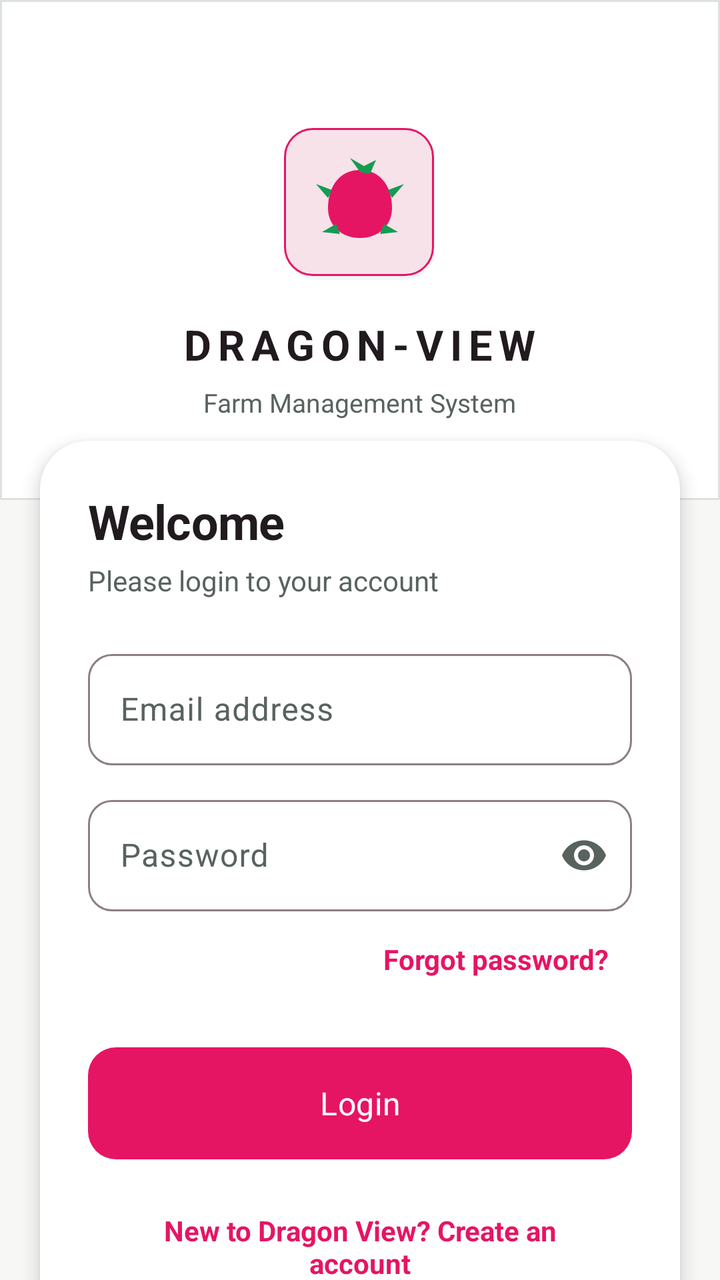
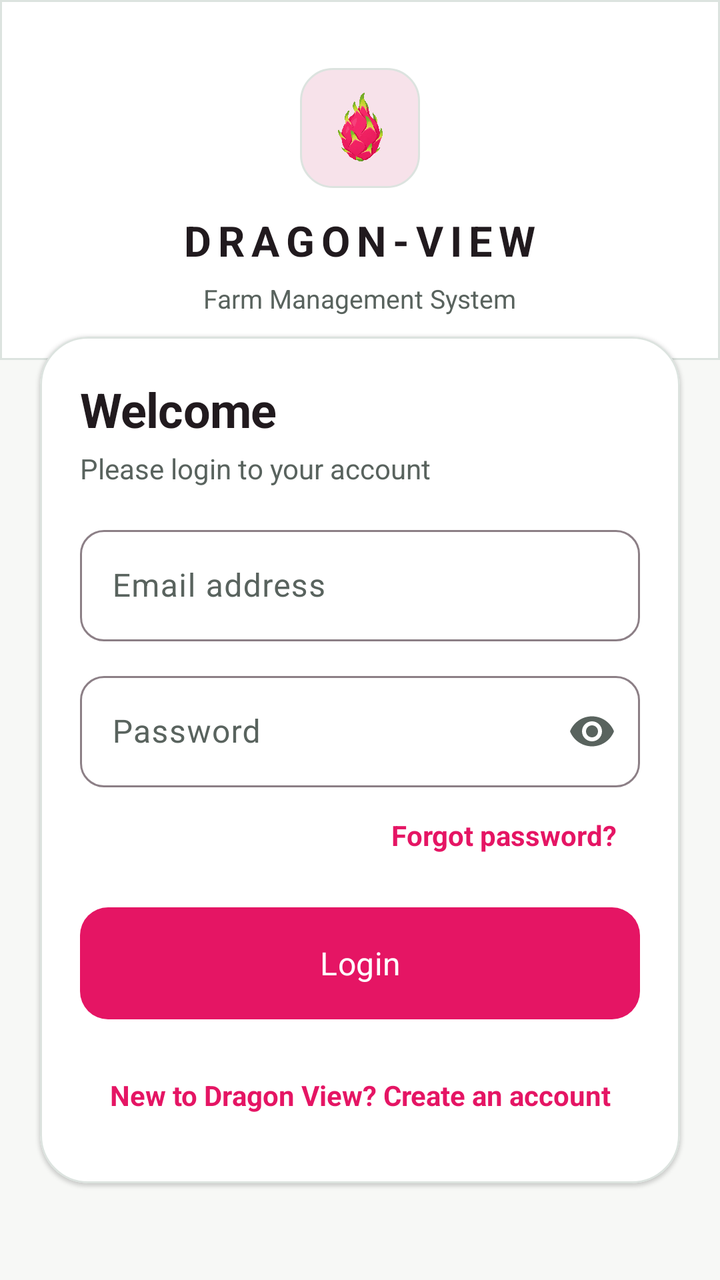

The first picture is an Android layout as it rendered before a commit; the second is the same layout after the commit. The layout source and the unified diff follow.
<!-- AndroidManifest.xml: application theme Theme.DragonView -->
<!-- res/layout/activity_login.xml -->
<?xml version="1.0" encoding="utf-8"?>
<androidx.core.widget.NestedScrollView
    xmlns:android="http://schemas.android.com/apk/res/android"
    xmlns:app="http://schemas.android.com/apk/res-auto"
    android:layout_width="match_parent"
    android:layout_height="match_parent"
    android:background="@color/dragon_surface"
    android:fillViewport="true">

    <LinearLayout
        android:layout_width="match_parent"
        android:layout_height="wrap_content"
        android:gravity="center_horizontal"
        android:orientation="vertical"
        android:paddingBottom="32dp">

        <LinearLayout
            android:layout_width="match_parent"
            android:layout_height="250dp"
            android:background="@drawable/dragon_gradient"
            android:gravity="center"
            android:orientation="vertical"
            android:paddingTop="24dp">

            <ImageView
                android:layout_width="76dp"
                android:layout_height="76dp"
                android:background="@drawable/soft_pink_panel"
                android:contentDescription="@string/app_name"
                android:padding="14dp"
                android:src="@drawable/ic_dragon_fruit" />

            <TextView
                android:layout_width="wrap_content"
                android:layout_height="wrap_content"
                android:layout_marginTop="18dp"
                android:fontFamily="sans-serif-medium"
                android:letterSpacing="0.16"
                android:text="DRAGON-VIEW"
                android:textColor="@color/ink"
                android:textSize="21sp"
                android:textStyle="bold" />

            <TextView
                android:layout_width="wrap_content"
                android:layout_height="wrap_content"
                android:layout_marginTop="6dp"
                android:text="Farm Management System"
                android:textColor="@color/muted_ink"
                android:textSize="13sp" />
        </LinearLayout>

        <com.google.android.material.card.MaterialCardView
            android:layout_width="match_parent"
            android:layout_height="wrap_content"
            android:layout_marginStart="20dp"
            android:layout_marginTop="-30dp"
            android:layout_marginEnd="20dp"
            app:cardBackgroundColor="@color/neo_surface_high"
            app:cardCornerRadius="24dp"
            app:cardElevation="5dp"
            app:strokeWidth="0dp">

            <LinearLayout
                android:layout_width="match_parent"
                android:layout_height="wrap_content"
                android:orientation="vertical"
                android:padding="24dp">

                <TextView
                    android:layout_width="wrap_content"
                    android:layout_height="wrap_content"
                    android:text="@string/login_title"
                    android:textAppearance="@style/TextAppearance.DragonView.HeadlineSmall"
                    android:textStyle="bold" />

                <TextView
                    android:layout_width="wrap_content"
                    android:layout_height="wrap_content"
                    android:layout_marginTop="4dp"
                    android:layout_marginBottom="22dp"
                    android:text="@string/login_subtitle"
                    android:textColor="@color/dragon_text_soft"
                    android:textSize="14sp" />

                <com.google.android.material.textfield.TextInputLayout
                    android:id="@+id/displayNameLayout"
                    style="@style/Widget.DragonView.TextInputLayout"
                    android:layout_width="match_parent"
                    android:layout_height="wrap_content"
                    android:hint="@string/full_name"
                    android:visibility="gone">
                    <com.google.android.material.textfield.TextInputEditText
                        android:id="@+id/displayNameInput"
                        android:layout_width="match_parent"
                        android:layout_height="wrap_content"
                        android:inputType="textPersonName"
                        android:maxLength="120"
                        android:maxLines="1" />
                </com.google.android.material.textfield.TextInputLayout>

                <com.google.android.material.textfield.TextInputLayout
                    android:id="@+id/emailLayout"
                    style="@style/Widget.DragonView.TextInputLayout"
                    android:layout_width="match_parent"
                    android:layout_height="wrap_content"
                    android:hint="@string/email">
                    <com.google.android.material.textfield.TextInputEditText
                        android:id="@+id/emailInput"
                        android:layout_width="match_parent"
                        android:layout_height="wrap_content"
                        android:inputType="textEmailAddress"
                        android:maxLines="1" />
                </com.google.android.material.textfield.TextInputLayout>

                <com.google.android.material.textfield.TextInputLayout
                    android:id="@+id/passwordLayout"
                    style="@style/Widget.DragonView.TextInputLayout"
                    android:layout_width="match_parent"
                    android:layout_height="wrap_content"
                    android:layout_marginTop="12dp"
                    android:hint="@string/password"
                    app:endIconMode="password_toggle">
                    <com.google.android.material.textfield.TextInputEditText
                        android:id="@+id/passwordInput"
                        android:layout_width="match_parent"
                        android:layout_height="wrap_content"
                        android:inputType="textPassword"
                        android:maxLines="1" />
                </com.google.android.material.textfield.TextInputLayout>

                <com.google.android.material.textfield.TextInputLayout
                    android:id="@+id/confirmPasswordLayout"
                    style="@style/Widget.DragonView.TextInputLayout"
                    android:layout_width="match_parent"
                    android:layout_height="wrap_content"
                    android:layout_marginTop="12dp"
                    android:hint="@string/confirm_password"
                    android:visibility="gone"
                    app:endIconMode="password_toggle">
                    <com.google.android.material.textfield.TextInputEditText
                        android:id="@+id/confirmPasswordInput"
                        android:layout_width="match_parent"
                        android:layout_height="wrap_content"
                        android:inputType="textPassword"
                        android:maxLines="1" />
                </com.google.android.material.textfield.TextInputLayout>

                <TextView
                    android:id="@+id/errorText"
                    android:layout_width="match_parent"
                    android:layout_height="wrap_content"
                    android:layout_marginTop="12dp"
                    android:textColor="@color/dragon_error"
                    android:visibility="gone" />

                <TextView
                    android:id="@+id/forgotPasswordButton"
                    android:layout_width="match_parent"
                    android:layout_height="wrap_content"
                    android:gravity="end|center_vertical"
                    android:minHeight="48dp"
                    android:padding="12dp"
                    android:text="@string/forgot_password"
                    android:textColor="@color/dragon_magenta"
                    android:textStyle="bold" />

                <com.google.android.material.button.MaterialButton
                    android:id="@+id/signInButton"
                    style="@style/Widget.DragonView.Button"
                    android:layout_width="match_parent"
                    android:layout_height="56dp"
                    android:layout_marginTop="20dp"
                    android:text="@string/sign_in"
                    android:textSize="16sp"
                    app:cornerRadius="14dp" />

                <TextView
                    android:id="@+id/modeSwitch"
                    android:layout_width="match_parent"
                    android:layout_height="wrap_content"
                    android:layout_marginTop="14dp"
                    android:gravity="center"
                    android:minHeight="48dp"
                    android:padding="12dp"
                    android:text="@string/new_account_prompt"
                    android:textColor="@color/dragon_magenta"
                    android:textStyle="bold" />

                <ProgressBar
                    android:id="@+id/progress"
                    android:layout_width="32dp"
                    android:layout_height="32dp"
                    android:layout_gravity="center_horizontal"
                    android:layout_marginTop="12dp"
                    android:visibility="gone" />
            </LinearLayout>
        </com.google.android.material.card.MaterialCardView>
    </LinearLayout>
</androidx.core.widget.NestedScrollView>
<!-- resources referenced by this layout -->
<resources>
  <color name="dragon_error">#B3261E</color>
  <color name="dragon_magenta">#E51564</color>
  <color name="dragon_surface">@color/warm_ivory</color>
  <color name="dragon_text_soft">@color/muted_ink</color>
  <color name="ink">#211A1E</color>
  <color name="muted_ink">#59635E</color>
  <color name="neo_surface_high">#FFFFFF</color>
  <!-- drawable ic_dragon_fruit (drawable) -->
  <vector xmlns:android="http://schemas.android.com/apk/res/android"
      android:width="48dp"
      android:height="48dp"
      android:viewportWidth="48"
      android:viewportHeight="48">
      <path
          android:fillColor="@color/dragon_magenta"
          android:pathData="M24,7C14,7 8,15 8,26c0,9 7,15 16,15s16,-6 16,-15C40,15 34,7 24,7z" />
      <path
          android:fillColor="@color/dragon_green"
          android:pathData="M24,8L19,1l7,4 6,-3 -3,7zM10,17L2,14l6,7zM38,17l8,-3 -6,7zM12,34l-7,4 9,1zM36,34l7,4 -9,1z" />
  </vector>
  <!-- drawable soft_pink_panel (drawable) -->
  <?xml version="1.0" encoding="utf-8"?>
  <layer-list xmlns:android="http://schemas.android.com/apk/res/android">
      <item android:left="1dp" android:top="2dp">
          <shape android:shape="rectangle">
              <solid android:color="@color/neo_shadow" />
              <corners android:radius="16dp" />
          </shape>
      </item>
      <item android:right="1dp" android:bottom="2dp">
          <shape android:shape="rectangle">
              <solid android:color="@color/plum_mist_100" />
              <stroke android:width="1dp" android:color="@color/home_action_pink_border" />
              <corners android:radius="14dp" />
          </shape>
      </item>
  </layer-list>
  <string name="app_name">Dragon View</string>
  <string name="confirm_password">Confirm password</string>
  <string name="email">Email address</string>
  <string name="forgot_password">Forgot password?</string>
  <string name="full_name">Full name</string>
  <string name="login_subtitle">Please login to your account</string>
  <string name="login_title">Welcome</string>
  <string name="new_account_prompt">New to Dragon View? Create an account</string>
  <string name="password">Password</string>
  <string name="sign_in">Login</string>
  <style name="Theme.DragonView" parent="Theme.DragonView.Base" />
  <color name="warm_ivory">#F7F8F6</color>
  <color name="neo_highlight">#DCE3DF</color>
  <color name="dragon_green">#159C50</color>
  <color name="neo_shadow">#0A18221C</color>
  <color name="plum_mist_100">#F7E2EA</color>
  <color name="home_action_pink_border">@color/action_primary</color>
  <style name="ShapeAppearance.DragonView.Small" parent="ShapeAppearance.Material3.Corner.Small">
          <item name="cornerFamily">rounded</item>
          <item name="cornerSize">12dp</item>
      </style>
  <dimen name="button_height">52dp</dimen>
  <dimen name="touch_target">48dp</dimen>
  <color name="focus_ripple">#207D1F43</color>
  <color name="action_primary">#E51564</color>
  <color name="on_accent">#FFFFFF</color>
  <color name="dragon_surface_variant">@color/plum_mist_100</color>
  <color name="dragon_magenta_dark">#C50E55</color>
  <color name="dragon_green_soft">#E4F7EB</color>
  <color name="black">@color/ink</color>
  <color name="dragon_yellow">#9A6514</color>
  <color name="dragon_yellow_soft">#FFF0D5</color>
  <color name="dragon_outline">#8C7F86</color>
  <color name="fifo_urgent_soft">#F8DEDC</color>
  <style name="ShapeAppearance.DragonView.Medium" parent="ShapeAppearance.Material3.Corner.Medium">
          <item name="cornerFamily">rounded</item>
          <item name="cornerSize">16dp</item>
      </style>
  <style name="ShapeAppearance.DragonView.Large" parent="ShapeAppearance.Material3.Corner.Large">
          <item name="cornerFamily">rounded</item>
          <item name="cornerSize">20dp</item>
      </style>
  <color name="neo_surface_low">#F0F3F1</color>
  <color name="white">#FFFFFF</color>
  <color name="plum_orchid_400">#D86892</color>
  <!-- unchanged entries left out for length: 11 -->
</resources>

<!-- the commit's change to res/layout/activity_login.xml (unified diff, before → after) -->
@@ -16,24 +16,24 @@
 
         <LinearLayout
             android:layout_width="match_parent"
-            android:layout_height="250dp"
+            android:layout_height="180dp"
             android:background="@drawable/dragon_gradient"
             android:gravity="center"
             android:orientation="vertical"
-            android:paddingTop="24dp">
+            android:paddingTop="12dp">
 
             <ImageView
-                android:layout_width="76dp"
-                android:layout_height="76dp"
+                android:layout_width="60dp"
+                android:layout_height="60dp"
                 android:background="@drawable/soft_pink_panel"
                 android:contentDescription="@string/app_name"
-                android:padding="14dp"
-                android:src="@drawable/ic_dragon_fruit" />
+                android:padding="11dp"
+                android:src="@drawable/dragonview_logo" />
 
             <TextView
                 android:layout_width="wrap_content"
                 android:layout_height="wrap_content"
-                android:layout_marginTop="18dp"
+                android:layout_marginTop="12dp"
                 android:fontFamily="sans-serif-medium"
                 android:letterSpacing="0.16"
                 android:text="DRAGON-VIEW"
@@ -54,18 +54,19 @@
             android:layout_width="match_parent"
             android:layout_height="wrap_content"
             android:layout_marginStart="20dp"
-            android:layout_marginTop="-30dp"
+            android:layout_marginTop="-12dp"
             android:layout_marginEnd="20dp"
             app:cardBackgroundColor="@color/neo_surface_high"
             app:cardCornerRadius="24dp"
-            app:cardElevation="5dp"
-            app:strokeWidth="0dp">
+            app:cardElevation="1dp"
+            app:strokeColor="@color/neo_highlight"
+            app:strokeWidth="1dp">
 
             <LinearLayout
                 android:layout_width="match_parent"
                 android:layout_height="wrap_content"
                 android:orientation="vertical"
-                android:padding="24dp">
+                android:padding="20dp">
 
                 <TextView
                     android:layout_width="wrap_content"
@@ -78,7 +79,7 @@
                     android:layout_width="wrap_content"
                     android:layout_height="wrap_content"
                     android:layout_marginTop="4dp"
-                    android:layout_marginBottom="22dp"
+                    android:layout_marginBottom="16dp"
                     android:text="@string/login_subtitle"
                     android:textColor="@color/dragon_text_soft"
                     android:textSize="14sp" />
@@ -170,7 +171,7 @@
                     style="@style/Widget.DragonView.Button"
                     android:layout_width="match_parent"
                     android:layout_height="56dp"
-                    android:layout_marginTop="20dp"
+                    android:layout_marginTop="12dp"
                     android:text="@string/sign_in"
                     android:textSize="16sp"
                     app:cornerRadius="14dp" />
<!-- resource entries referenced after the edit -->
@@ -7,36 +7,14 @@
   <color name="ink">#211A1E</color>
   <color name="muted_ink">#59635E</color>
   <color name="neo_surface_high">#FFFFFF</color>
-  <!-- drawable ic_dragon_fruit (drawable) -->
-  <vector xmlns:android="http://schemas.android.com/apk/res/android"
-      android:width="48dp"
-      android:height="48dp"
-      android:viewportWidth="48"
-      android:viewportHeight="48">
-      <path
-          android:fillColor="@color/dragon_magenta"
-          android:pathData="M24,7C14,7 8,15 8,26c0,9 7,15 16,15s16,-6 16,-15C40,15 34,7 24,7z" />
-      <path
-          android:fillColor="@color/dragon_green"
-          android:pathData="M24,8L19,1l7,4 6,-3 -3,7zM10,17L2,14l6,7zM38,17l8,-3 -6,7zM12,34l-7,4 9,1zM36,34l7,4 -9,1z" />
-  </vector>
+  <!-- drawable dragonview_logo: png bitmap (drawable-nodpi, 619870 bytes) -->
   <!-- drawable soft_pink_panel (drawable) -->
   <?xml version="1.0" encoding="utf-8"?>
-  <layer-list xmlns:android="http://schemas.android.com/apk/res/android">
-      <item android:left="1dp" android:top="2dp">
-          <shape android:shape="rectangle">
-              <solid android:color="@color/neo_shadow" />
-              <corners android:radius="16dp" />
-          </shape>
-      </item>
-      <item android:right="1dp" android:bottom="2dp">
-          <shape android:shape="rectangle">
-              <solid android:color="@color/plum_mist_100" />
-              <stroke android:width="1dp" android:color="@color/home_action_pink_border" />
-              <corners android:radius="14dp" />
-          </shape>
-      </item>
-  </layer-list>
+  <shape xmlns:android="http://schemas.android.com/apk/res/android" android:shape="rectangle">
+      <solid android:color="@color/dragon_pink_soft" />
+      <stroke android:width="1dp" android:color="@color/neo_highlight" />
+      <corners android:radius="16dp" />
+  </shape>
   <string name="app_name">Dragon View</string>
   <string name="confirm_password">Confirm password</string>
   <string name="email">Email address</string>
@@ -49,11 +27,10 @@
   <string name="sign_in">Login</string>
   <style name="Theme.DragonView" parent="Theme.DragonView.Base" />
   <color name="warm_ivory">#F7F8F6</color>
+  <color name="dragon_pink_soft">@color/plum_mist_100</color>
   <color name="neo_highlight">#DCE3DF</color>
-  <color name="dragon_green">#159C50</color>
-  <color name="neo_shadow">#0A18221C</color>
+  <color name="dragon_green">#0D7F40</color>
   <color name="plum_mist_100">#F7E2EA</color>
-  <color name="home_action_pink_border">@color/action_primary</color>
   <style name="ShapeAppearance.DragonView.Small" parent="ShapeAppearance.Material3.Corner.Small">
           <item name="cornerFamily">rounded</item>
           <item name="cornerSize">12dp</item>
@@ -61,7 +38,6 @@
   <dimen name="button_height">52dp</dimen>
   <dimen name="touch_target">48dp</dimen>
   <color name="focus_ripple">#207D1F43</color>
-  <color name="action_primary">#E51564</color>
   <color name="on_accent">#FFFFFF</color>
   <color name="dragon_surface_variant">@color/plum_mist_100</color>
   <color name="dragon_magenta_dark">#C50E55</color>
